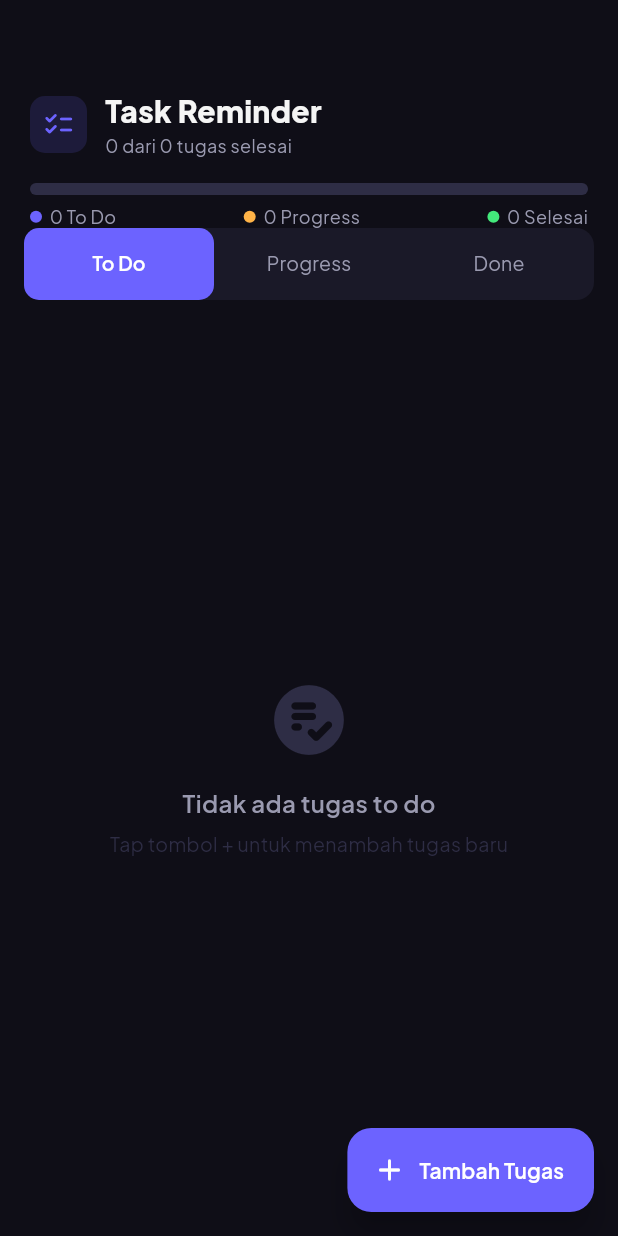
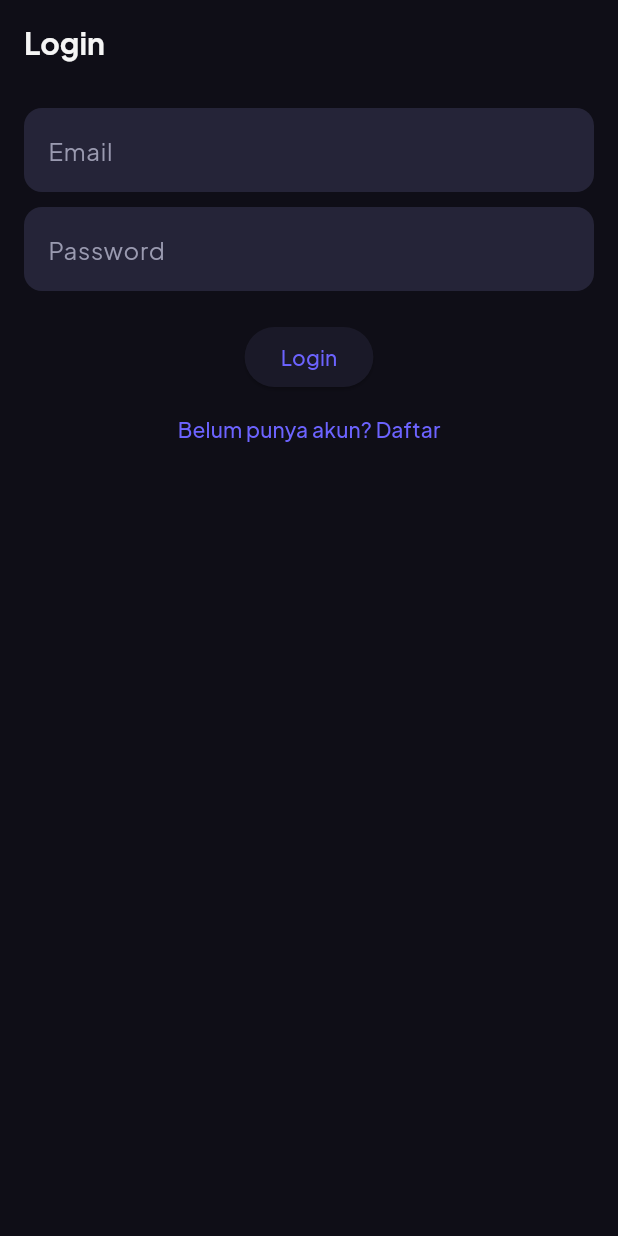
Before and after one commit to Irsyad10/task-reminder, a Flutter app: the screen it shows after launch, on a phone screen of 412 x 824 dp. Run offline on Flutter 3.47's test engine with Material 3 defaults, Android fonts, the phone set to English and light mode, and no system bars; our stand-ins replace flutter_dotenv, flutter_local_notifications, google_fonts, shared_preferences, supabase_flutter, timezone; accounts and stored records are empty.

Commit message:
login page

```diff
--- a/lib/main.dart
+++ b/lib/main.dart
@@ -1,13 +1,26 @@
 import 'package:flutter/material.dart';
 import 'package:flutter/services.dart';
 import 'package:provider/provider.dart';
+import 'package:supabase_flutter/supabase_flutter.dart';
+import 'package:flutter_dotenv/flutter_dotenv.dart';
+
 import 'services/notification_service.dart';
 import 'services/task_provider.dart';
 import 'screens/home_screen.dart';
+import 'screens/auth/login_screen.dart';
 import 'theme/app_theme.dart';
 
 Future<void> main() async {
   WidgetsFlutterBinding.ensureInitialized();
+
+  // Load ENV
+  await dotenv.load();
+
+  // Init Supabase
+  await Supabase.initialize(
+    url: dotenv.env['SUPABASE_URL']!,
+    anonKey: dotenv.env['SUPABASE_ANON_KEY']!,
+  );
 
   // Set system UI overlay style
   SystemChrome.setSystemUIOverlayStyle(
@@ -39,7 +52,23 @@ class TaskReminderApp extends StatelessWidget {
       title: 'Task Reminder',
       debugShowCheckedModeBanner: false,
       theme: AppTheme.darkTheme,
-      home: const HomeScreen(),
+      home: const AuthWrapper(), // ⬅️ pakai ini, bukan langsung HomeScreen
     );
   }
 }
+
+// 🔐 AUTH WRAPPER (AUTO LOGIN CHECK)
+class AuthWrapper extends StatelessWidget {
+  const AuthWrapper({super.key});
+
+  @override
+  Widget build(BuildContext context) {
+    final session = Supabase.instance.client.auth.currentSession;
+
+    if (session != null) {
+      return const HomeScreen(); // sudah login
+    } else {
+      return LoginScreen(); // belum login
+    }
+  }
+}
--- a/lib/screens/auth/login_screen.dart
+++ b/lib/screens/auth/login_screen.dart
@@ -0,0 +1,91 @@
+import 'package:flutter/material.dart';
+import 'package:supabase_flutter/supabase_flutter.dart';
+import '../home_screen.dart';
+import 'register_screen.dart';
+
+class LoginScreen extends StatefulWidget {
+  const LoginScreen({super.key});
+
+  @override
+  State<LoginScreen> createState() => _LoginScreenState();
+}
+
+class _LoginScreenState extends State<LoginScreen> {
+  final supabase = Supabase.instance.client;
+
+  final emailController = TextEditingController();
+  final passwordController = TextEditingController();
+
+  bool isLoading = false;
+
+  Future<void> login() async {
+    setState(() => isLoading = true);
+
+    try {
+      await supabase.auth.signInWithPassword(
+        email: emailController.text.trim(),
+        password: passwordController.text.trim(),
+      );
+
+      if (mounted) {
+        Navigator.pushReplacement(
+          context,
+          MaterialPageRoute(builder: (_) => const HomeScreen()),
+        );
+      }
+    } catch (e) {
+      ScaffoldMessenger.of(context).showSnackBar(
+        SnackBar(content: Text("Login gagal: $e")),
+      );
+    }
+
+    setState(() => isLoading = false);
+  }
+
+  @override
+  void dispose() {
+    emailController.dispose();
+    passwordController.dispose();
+    super.dispose();
+  }
+
+  @override
+  Widget build(BuildContext context) {
+    return Scaffold(
+      appBar: AppBar(title: const Text("Login")),
+      body: Padding(
+        padding: const EdgeInsets.all(16),
+        child: Column(
+          children: [
+            TextField(
+              controller: emailController,
+              decoration: const InputDecoration(labelText: "Email"),
+            ),
+            const SizedBox(height: 10),
+            TextField(
+              controller: passwordController,
+              decoration: const InputDecoration(labelText: "Password"),
+              obscureText: true,
+            ),
+            const SizedBox(height: 20),
+            ElevatedButton(
+              onPressed: isLoading ? null : login,
+              child: isLoading
+                  ? const CircularProgressIndicator()
+                  : const Text("Login"),
+            ),
+            TextButton(
+              onPressed: () {
+                Navigator.push(
+                  context,
+                  MaterialPageRoute(builder: (_) => const RegisterScreen()),
+                );
+              },
+              child: const Text("Belum punya akun? Daftar"),
+            ),
+          ],
+        ),
+      ),
+    );
+  }
+}
--- a/pubspec.yaml
+++ b/pubspec.yaml
@@ -19,6 +19,7 @@ dependencies:
   google_fonts: ^6.2.1
   gap: ^3.0.1
   supabase_flutter: ^2.0.0
+  flutter_dotenv: ^5.1.0
 
 dev_dependencies:
   flutter_test:
@@ -27,3 +28,6 @@ dev_dependencies:
 
 flutter:
   uses-material-design: true
+
+  assets:
+   - .env
```
Also changed, not shown: lib/screens/auth/register_screen.dart (+81 -0 lines), pubspec.lock, 1 other file.
